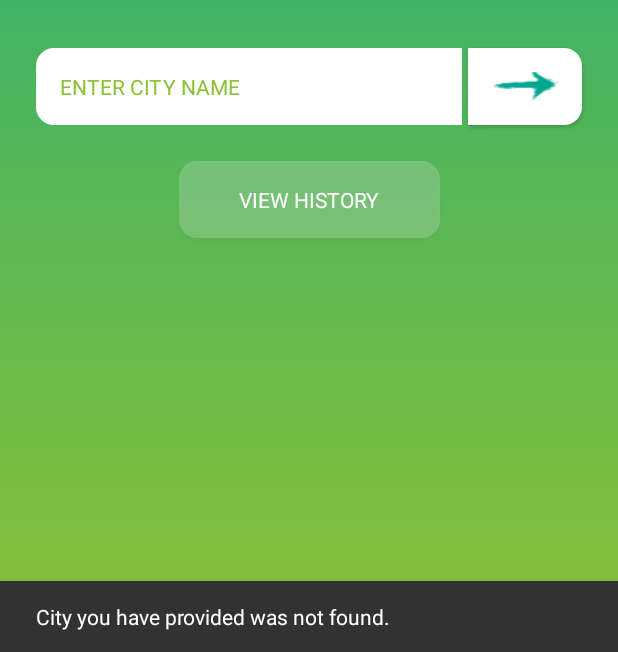
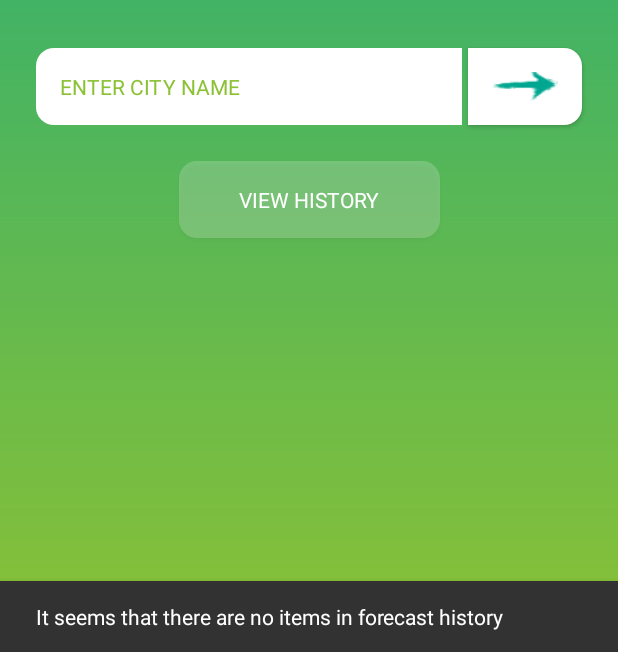
Before and after one commit to narkusv/Open-Weather-Map-demo, an Android app: the screen it shows after launch (WeatherActivity), after a tap on "VIEW HISTORY", on a phone screen of 412 x 824 dp, the part 584-1236 px from its top. Run offline under Robolectric (Android 15) with nearby library versions, the phone set to English and light mode, and no system bars; our stand-ins replace Room's generated code, data binding, navigation-ui; 1 statement that could not run was skipped; 1 other tap on this screen came first.

Commit message:
fix wrong string used for history empty list

```diff
--- a/app/src/main/java/lt/vn/openweathermapcleanmvvm/weather/history/HistoryFragment.kt
+++ b/app/src/main/java/lt/vn/openweathermapcleanmvvm/weather/history/HistoryFragment.kt
@@ -52,7 +52,7 @@ class HistoryFragment : Fragment() {
                 showSnackBarError(getString(R.string.error_generic_error))
             }
             is ForecastError.CityNotFound -> {
-                showSnackBarError(getString(R.string.error_city_not_found))
+                showSnackBarError(getString(R.string.error_history_empty))
             }
             else -> showSnackBarError(getString(R.string.error_generic_error)).also {
                 Log.d(DetailFragment::class.java.name, "Unknown exception has been thrown", error)
--- a/app/src/main/res/values/strings.xml
+++ b/app/src/main/res/values/strings.xml
@@ -7,4 +7,5 @@
     <string name="view_history">VIEW HISTORY</string>
     <string name="lookup_weather_forecast">Continue</string>
     <string name="logo">Logo</string>
+    <string name="error_history_empty">It seems that there are no items in forecast history</string>
 </resources>
```
